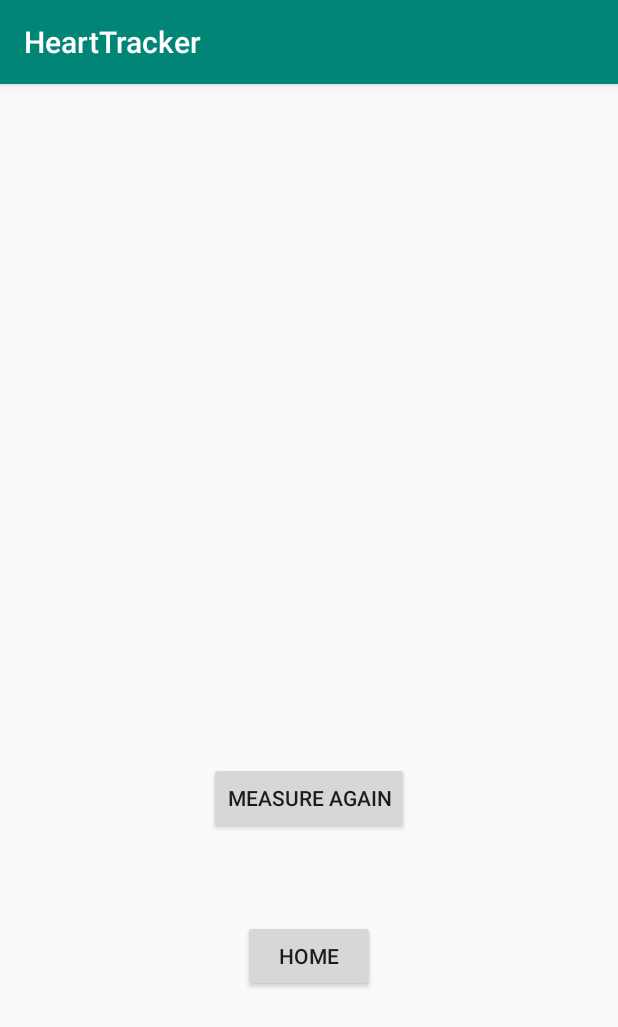
After one commit to albinanderssons/BMEN20-Heart-tracker, an Android app: the ResultActivity screen opened directly, with no data from a screen before it, on a phone screen of 412 x 824 dp. The commit adds this screen. Shown: the top 1027 px of the screen. Run offline under Robolectric (Android 15) with nearby library versions, the phone set to English and light mode, and no system bars.

Commit message:
ResultActivity

```diff
--- a/app/src/main/AndroidManifest.xml
+++ b/app/src/main/AndroidManifest.xml
@@ -26,6 +26,10 @@
             android:name=".MeasuringActivity"
             android:configChanges="orientation|keyboardHidden"
             android:screenOrientation="portrait" />
+        <activity
+            android:name=".ResultActivity"
+            android:configChanges="orientation|keyboardHidden"
+            android:screenOrientation="portrait" />
     </application>
 
 </manifest>
--- a/app/src/main/java/com/example/android/HeartTracker/MeasuringActivity.java
+++ b/app/src/main/java/com/example/android/HeartTracker/MeasuringActivity.java
@@ -35,7 +35,7 @@ public class MeasuringActivity extends AppCompatActivity {
         // Creates our own camera preview object to  be able to make changes to the previews.
         avgText = findViewById(R.id.avgtext);
         measuring_time = findViewById(R.id.measuring_time);
-        mPreview = new CameraPreview(this, mCamera, convertedImageView,layoutForImage,avgText, measuring_time);
+        mPreview = new CameraPreview(this, mCamera, convertedImageView,layoutForImage,avgText, measuring_time, this);
         // Add our camerapreview to this activitys layout.
         Button btnStop = findViewById(R.id.btnStop);
         btnStop.setOnClickListener(view -> {
--- /dev/null
+++ b/app/src/main/java/com/example/android/HeartTracker/ResultActivity.java
@@ -0,0 +1,35 @@
+package com.example.android.HeartTracker;
+
+import android.content.Intent;
+import android.os.Bundle;
+import android.support.v7.app.AppCompatActivity;
+import android.widget.Button;
+import android.widget.TextView;
+
+public class ResultActivity extends AppCompatActivity {
+    protected void onCreate(Bundle savedInstanceState) {
+        super.onCreate(savedInstanceState);
+        setContentView(R.layout.activity_result);
+        TextView resultView = findViewById(R.id.resultText);
+        Button homeButton = findViewById(R.id.homeButton);
+        Button measureButton = findViewById(R.id.measureButton);
+
+        Bundle b = getIntent().getExtras();
+        if(b!=null){
+            String bpm = (String) b.get("BPM");
+            resultView.setText(bpm);
+        }
+
+        homeButton.setOnClickListener((view) -> {
+            finish();
+            Intent i = new Intent(ResultActivity.this, MainActivity.class);
+            startActivity(i);
+        });
+
+        measureButton.setOnClickListener((view) -> {
+            finish();
+            Intent i = new Intent(ResultActivity.this, MeasuringActivity.class);
+            startActivity(i);
+        });
+    }
+}
--- /dev/null
+++ b/app/src/main/res/layout/activity_result.xml
@@ -0,0 +1,36 @@
+<?xml version="1.0" encoding="utf-8"?>
+<android.support.constraint.ConstraintLayout xmlns:android="http://schemas.android.com/apk/res/android"
+    xmlns:app="http://schemas.android.com/apk/res-auto"
+    xmlns:tools="http://schemas.android.com/tools"
+    android:layout_width="match_parent"
+    android:layout_height="match_parent">
+
+    <TextView
+        android:id="@+id/resultText"
+        android:layout_width="wrap_content"
+        android:layout_height="wrap_content"
+        app:layout_constraintBottom_toBottomOf="parent"
+        app:layout_constraintEnd_toEndOf="parent"
+        app:layout_constraintStart_toStartOf="parent"
+        app:layout_constraintTop_toTopOf="parent" />
+
+    <Button
+        android:id="@+id/homeButton"
+        android:layout_width="wrap_content"
+        android:layout_height="wrap_content"
+        android:text="Home"
+        app:layout_constraintBottom_toBottomOf="parent"
+        app:layout_constraintEnd_toEndOf="parent"
+        app:layout_constraintStart_toStartOf="parent"
+        app:layout_constraintTop_toBottomOf="@+id/resultText" />
+
+    <Button
+        android:id="@+id/measureButton"
+        android:layout_width="wrap_content"
+        android:layout_height="wrap_content"
+        android:text="Measure Again"
+        app:layout_constraintBottom_toTopOf="@+id/homeButton"
+        app:layout_constraintEnd_toEndOf="parent"
+        app:layout_constraintStart_toStartOf="parent"
+        app:layout_constraintTop_toBottomOf="@+id/resultText" />
+</android.support.constraint.ConstraintLayout>
```
Also changed, not shown: app/src/main/java/com/example/android/HeartTracker/CameraPreview.java (+10 -3 lines).
